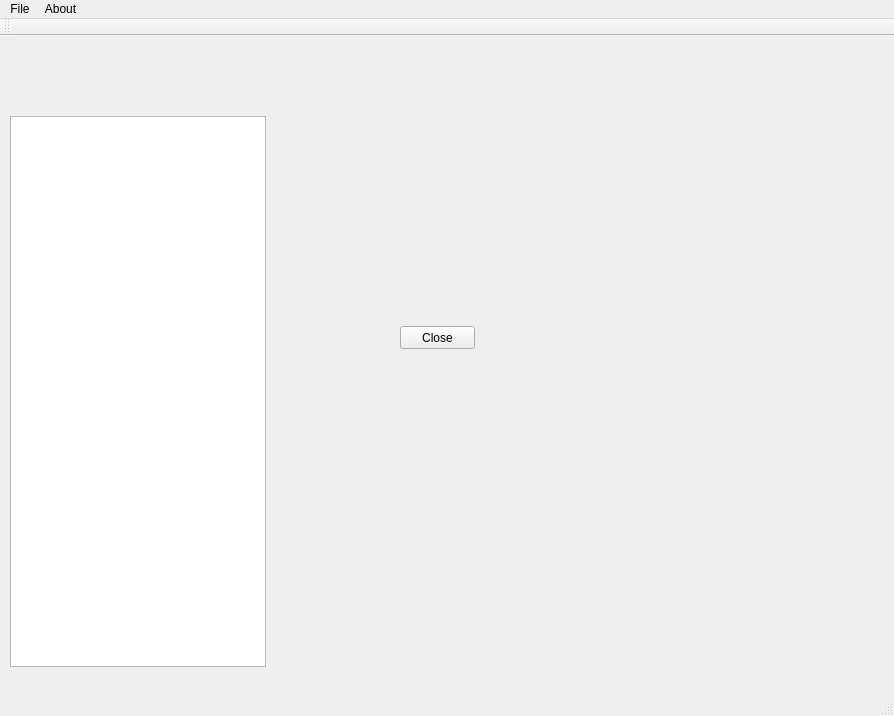
Qt form WaveSim/WaveSim/WaveSim.ui (willamm/WaveSimulator) before a commit.
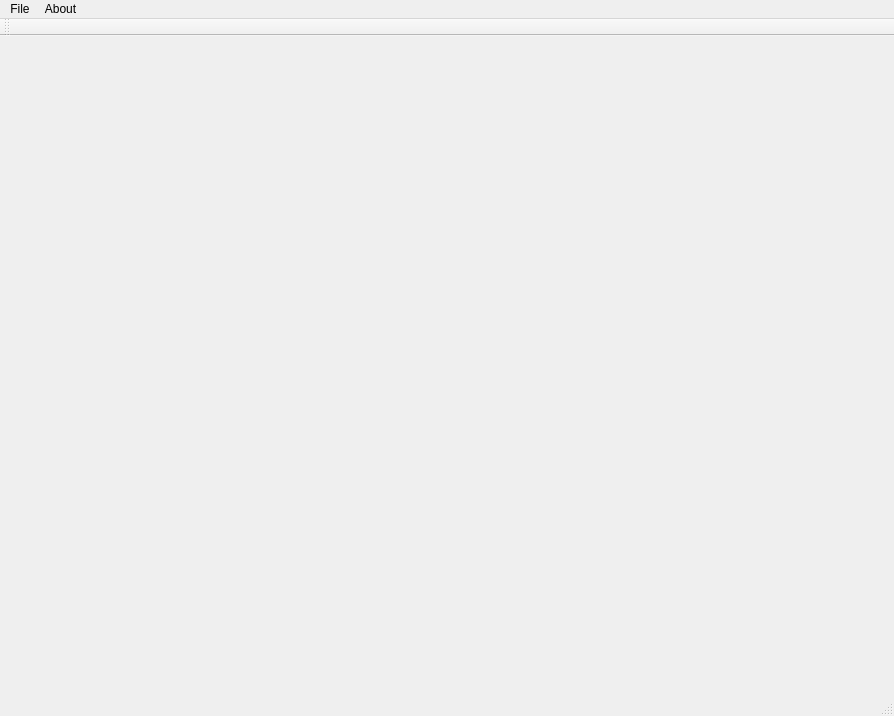
The same form after that commit.

Commit message: made QTreeView the central widget temporarily

Patch:
```diff
--- a/WaveSim/WaveSim/WaveSim.ui
+++ b/WaveSim/WaveSim/WaveSim.ui
@@ -13,31 +13,7 @@
   <property name="windowTitle">
    <string>WaveSim</string>
   </property>
-  <widget class="QWidget" name="centralWidget">
-   <widget class="QPushButton" name="pushButton">
-    <property name="geometry">
-     <rect>
-      <x>400</x>
-      <y>290</y>
-      <width>75</width>
-      <height>23</height>
-     </rect>
-    </property>
-    <property name="text">
-     <string>Close</string>
-    </property>
-   </widget>
-   <widget class="QTreeView" name="treeView">
-    <property name="geometry">
-     <rect>
-      <x>10</x>
-      <y>80</y>
-      <width>256</width>
-      <height>551</height>
-     </rect>
-    </property>
-   </widget>
-  </widget>
+  <widget class="QWidget" name="centralWidget"/>
   <widget class="QMenuBar" name="menuBar">
    <property name="geometry">
     <rect>
```
The commit also changes 6 other files.
